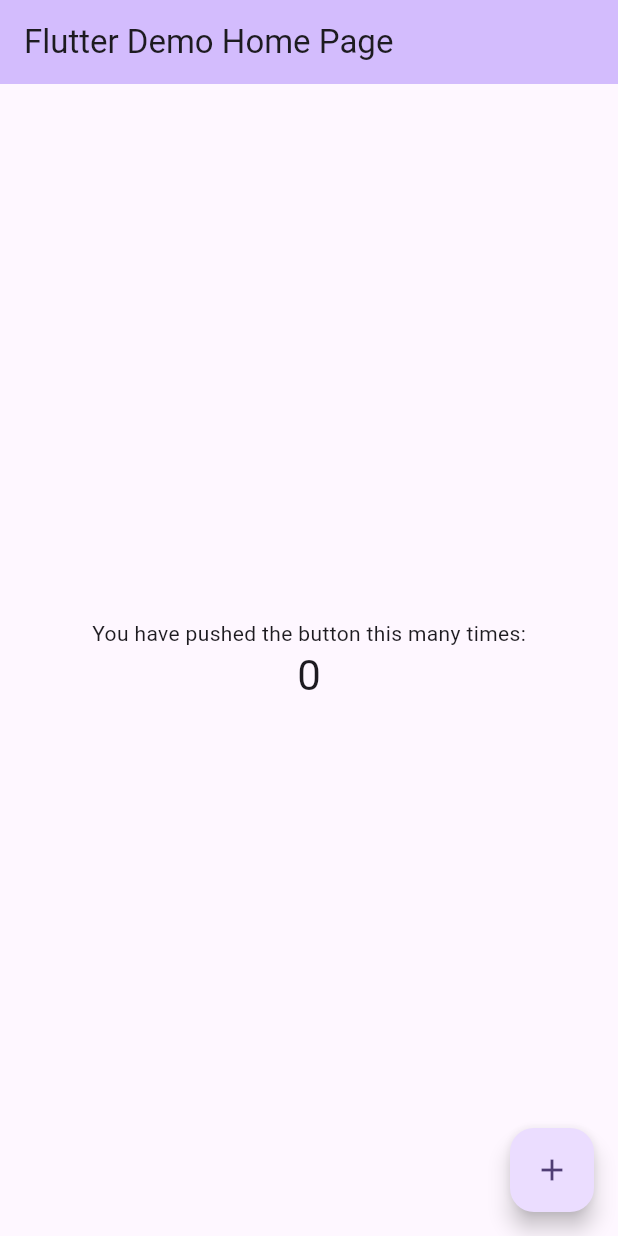
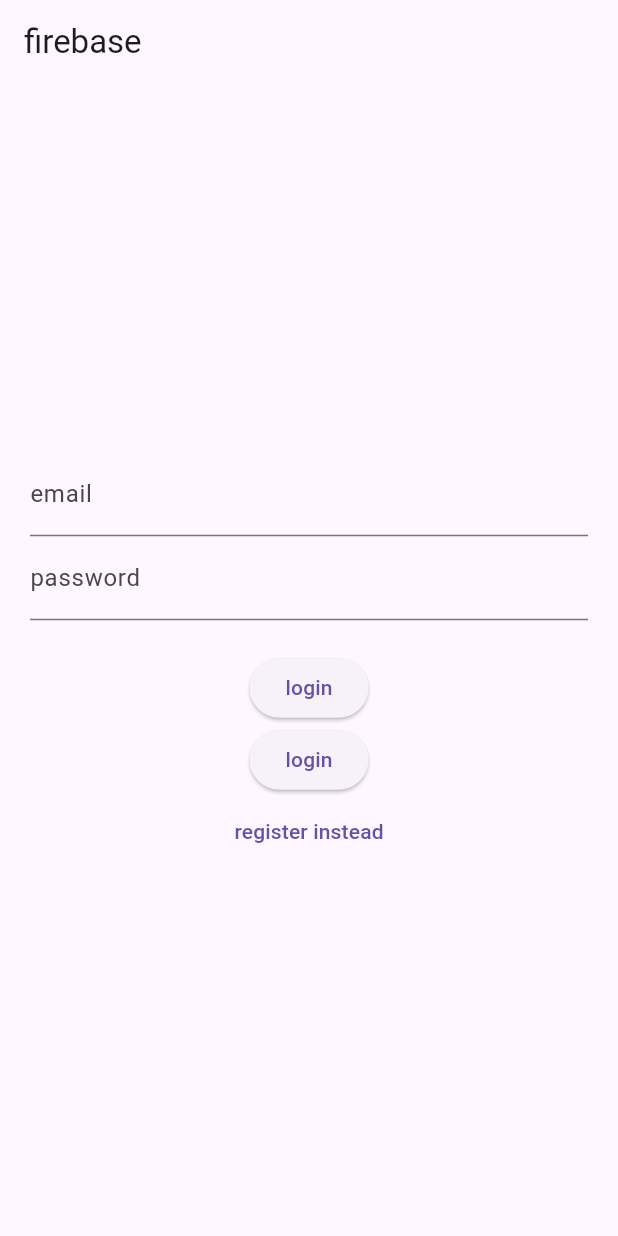
Before and after one commit to arhi177/online_store, a Flutter app: the screen it shows after launch, on a phone screen of 412 x 824 dp. Run offline on Flutter 3.47's test engine with Material 3 defaults, Android fonts, the phone set to English and light mode, and no system bars; our stand-ins replace firebase_auth, firebase_core; accounts and stored records are empty.

Commit message:
добавил в проект firebase и страницу регистрации и авторизации

```diff
--- /dev/null
+++ b/lib/auth/auth.dart
@@ -0,0 +1,25 @@
+import 'package:firebase_auth/firebase_auth.dart';
+
+class Auth {
+  final FirebaseAuth _firebaseAuth = FirebaseAuth.instance;
+
+  User? get currentUser => _firebaseAuth.currentUser;
+
+  Stream<User?> get autStateChanges => _firebaseAuth.authStateChanges();
+
+  Future<void> signInWithEmailAndPassword(
+      {required String email, required String password}) async {
+    await _firebaseAuth.signInWithEmailAndPassword(
+        email: email, password: password);
+  }
+
+  Future<void> createUserWithEmailAndPassword(
+      {required String email, required String password}) async {
+    await _firebaseAuth.signInWithEmailAndPassword(
+        email: email, password: password);
+  }
+
+  Future<void> signOut() async {
+    await _firebaseAuth.signOut();
+  }
+}
--- /dev/null
+++ b/lib/auth/login_register_page.dart
@@ -0,0 +1,102 @@
+import 'package:flutter/material.dart';
+import 'package:firebase_auth/firebase_auth.dart';
+import 'auth.dart';
+
+class LoginPage extends StatefulWidget {
+  const LoginPage({super.key});
+
+  @override
+  State<LoginPage> createState() => _LoginPageState();
+}
+
+class _LoginPageState extends State<LoginPage> {
+  String? errorMassage = '';
+  bool isLogin = true;
+
+  final TextEditingController _controllerEmail = TextEditingController();
+  final TextEditingController _controllerPassword = TextEditingController();
+
+  Future<void> signInWithEmailAndPassword() async {
+    try {
+      await Auth().signInWithEmailAndPassword(
+          email: _controllerEmail.text, password: _controllerPassword.text);
+    } on FirebaseAuthException catch (e) {
+      setState(() {
+        errorMassage = e.message;
+      });
+    }
+  }
+
+  Future<void> createUserWithEmailAndPassword() async {
+    try {
+      await Auth().createUserWithEmailAndPassword(
+          email: _controllerEmail.text, password: _controllerPassword.text);
+    } on FirebaseAuthException catch (e) {
+      setState(() {
+        errorMassage = e.message;
+      });
+    }
+  }
+
+  Widget _title() {
+    return const Text('firebase');
+  }
+
+  Widget _entryField(
+    String title,
+    TextEditingController controller,
+  ) {
+    return TextField(
+      controller: controller,
+      decoration: InputDecoration(labelText: title),
+    );
+  }
+
+  Widget _errorMessage() {
+    return Text(errorMassage == '' ? '' : 'Hmmm? $errorMassage');
+  }
+
+  Widget _submitButton() {
+    return ElevatedButton(
+        onPressed: isLogin
+            ? signInWithEmailAndPassword
+            : createUserWithEmailAndPassword,
+        child: Text(isLogin ? 'login' : 'register'));
+  }
+
+  Widget _loginOrRegistorButton() {
+    return TextButton(
+        onPressed: () {
+          setState(() {
+            isLogin = !isLogin;
+          });
+        },
+        child: Text(isLogin ? 'register instead' : 'Login instead'));
+  }
+
+  @override
+  Widget build(BuildContext context) {
+    return Scaffold(
+      appBar: AppBar(
+        title: _title(),
+      ),
+      body: Container(
+        width: double.infinity,
+        height: double.infinity,
+        padding: const EdgeInsets.all(20),
+        child: Column(
+          crossAxisAlignment: CrossAxisAlignment.center,
+          mainAxisAlignment: MainAxisAlignment.center,
+          children: [
+            _entryField('email', _controllerEmail),
+            _entryField('password', _controllerPassword),
+            _errorMessage(),
+            _submitButton(),
+            _submitButton(),
+            _loginOrRegistorButton()
+          ],
+        ),
+      ),
+    );
+  }
+}
--- a/lib/main.dart
+++ b/lib/main.dart
@@ -1,125 +1,21 @@
 import 'package:flutter/material.dart';
+import 'package:firebase_core/firebase_core.dart';
+import 'package:online_store/auth/login_register_page.dart';
 
-void main() {
+Future<void> main() async {
+  WidgetsFlutterBinding.ensureInitialized();
+  await Firebase.initializeApp();
   runApp(const MyApp());
 }
 
 class MyApp extends StatelessWidget {
   const MyApp({super.key});
 
-  // This widget is the root of your application.
   @override
   Widget build(BuildContext context) {
-    return MaterialApp(
-      title: 'Flutter Demo',
-      theme: ThemeData(
-        // This is the theme of your application.
-        //
-        // TRY THIS: Try running your application with "flutter run". You'll see
-        // the application has a purple toolbar. Then, without quitting the app,
-        // try changing the seedColor in the colorScheme below to Colors.green
-        // and then invoke "hot reload" (save your changes or press the "hot
-        // reload" button in a Flutter-supported IDE, or press "r" if you used
-        // the command line to start the app).
-        //
-        // Notice that the counter didn't reset back to zero; the application
-        // state is not lost during the reload. To reset the state, use hot
-        // restart instead.
-        //
-        // This works for code too, not just values: Most code changes can be
-        // tested with just a hot reload.
-        colorScheme: ColorScheme.fromSeed(seedColor: Colors.deepPurple),
-        useMaterial3: true,
-      ),
-      home: const MyHomePage(title: 'Flutter Demo Home Page'),
+    return const MaterialApp(
+      title: 'Flutter Firebase Auth Demo',
+      home: LoginPage(),
     );
   }
 }
-
-class MyHomePage extends StatefulWidget {
-  const MyHomePage({super.key, required this.title});
-
-  // This widget is the home page of your application. It is stateful, meaning
-  // that it has a State object (defined below) that contains fields that affect
-  // how it looks.
-
-  // This class is the configuration for the state. It holds the values (in this
-  // case the title) provided by the parent (in this case the App widget) and
-  // used by the build method of the State. Fields in a Widget subclass are
-  // always marked "final".
-
-  final String title;
-
-  @override
-  State<MyHomePage> createState() => _MyHomePageState();
-}
-
-class _MyHomePageState extends State<MyHomePage> {
-  int _counter = 0;
-
-  void _incrementCounter() {
-    setState(() {
-      // This call to setState tells the Flutter framework that something has
-      // changed in this State, which causes it to rerun the build method below
-      // so that the display can reflect the updated values. If we changed
-      // _counter without calling setState(), then the build method would not be
-      // called again, and so nothing would appear to happen.
-      _counter++;
-    });
-  }
-
-  @override
-  Widget build(BuildContext context) {
-    // This method is rerun every time setState is called, for instance as done
-    // by the _incrementCounter method above.
-    //
-    // The Flutter framework has been optimized to make rerunning build methods
-    // fast, so that you can just rebuild anything that needs updating rather
-    // than having to individually change instances of widgets.
-    return Scaffold(
-      appBar: AppBar(
-        // TRY THIS: Try changing the color here to a specific color (to
-        // Colors.amber, perhaps?) and trigger a hot reload to see the AppBar
-        // change color while the other colors stay the same.
-        backgroundColor: Theme.of(context).colorScheme.inversePrimary,
-        // Here we take the value from the MyHomePage object that was created by
-        // the App.build method, and use it to set our appbar title.
-        title: Text(widget.title),
-      ),
-      body: Center(
-        // Center is a layout widget. It takes a single child and positions it
-        // in the middle of the parent.
-        child: Column(
-          // Column is also a layout widget. It takes a list of children and
-          // arranges them vertically. By default, it sizes itself to fit its
-          // children horizontally, and tries to be as tall as its parent.
-          //
-          // Column has various properties to control how it sizes itself and
-          // how it positions its children. Here we use mainAxisAlignment to
-          // center the children vertically; the main axis here is the vertical
-          // axis because Columns are vertical (the cross axis would be
-          // horizontal).
-          //
-          // TRY THIS: Invoke "debug painting" (choose the "Toggle Debug Paint"
-          // action in the IDE, or press "p" in the console), to see the
-          // wireframe for each widget.
-          mainAxisAlignment: MainAxisAlignment.center,
-          children: <Widget>[
-            const Text(
-              'You have pushed the button this many times:',
-            ),
-            Text(
-              '$_counter',
-              style: Theme.of(context).textTheme.headlineMedium,
-            ),
-          ],
-        ),
-      ),
-      floatingActionButton: FloatingActionButton(
-        onPressed: _incrementCounter,
-        tooltip: 'Increment',
-        child: const Icon(Icons.add),
-      ), // This trailing comma makes auto-formatting nicer for build methods.
-    );
-  }
-}
```
Also changed, not shown: lib/auth/widget_tree.dart (added, +27 -0 lines), lib/store.dart (added, +49 -0 lines), pubspec.yaml (+5 -69 lines), pubspec.lock, 6 other files.
